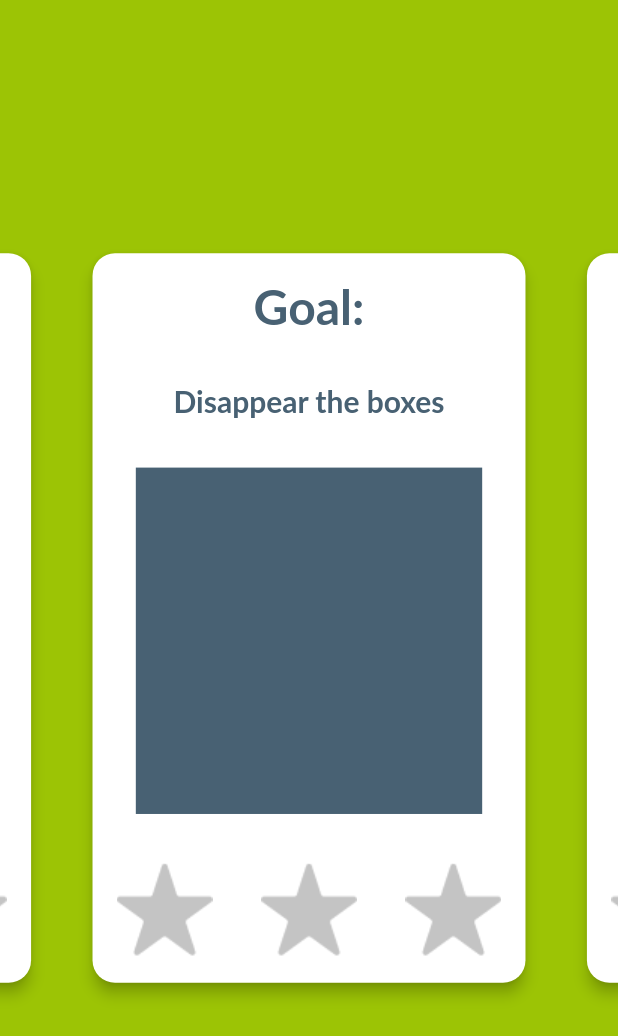
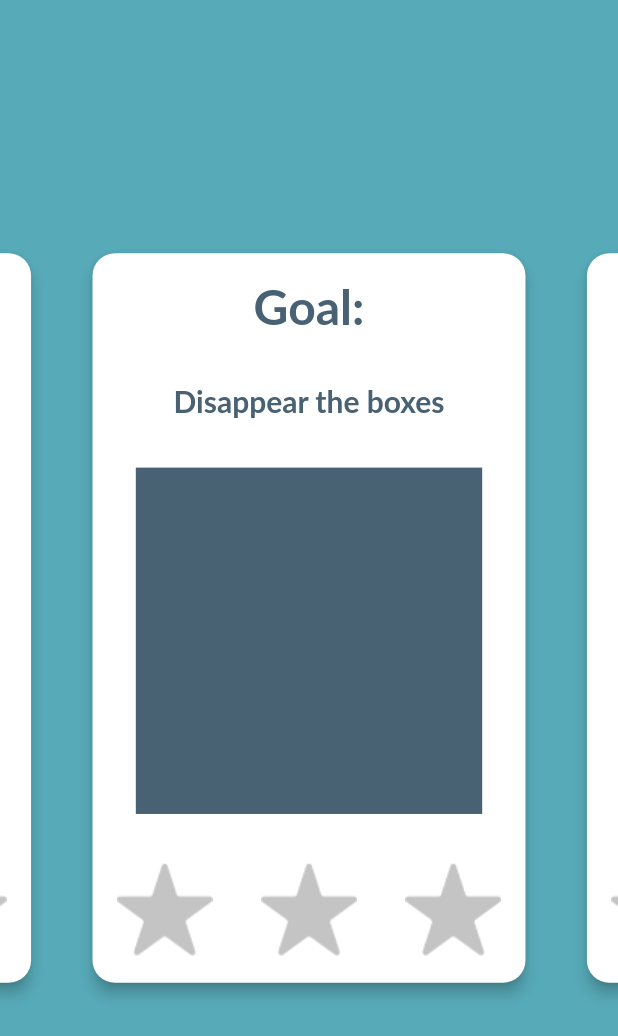
Before and after one commit to AlabasterAxe/color_game, a Flutter app: the WorldMapView screen opened directly, swiped to page 2, on a phone screen of 412 x 824 dp. Shown: the top 1036 px of the screen. Run offline on Flutter 3.47's test engine with Material 2 defaults, Android fonts, the phone set to English and light mode, and no system bars; our stand-ins replace audioplayers, firebase_analytics, firebase_core, google_fonts, google_mobile_ads, shared_preferences and 1 more; accounts and stored records are empty; Roboto replaces fonts that are missing (Lato).

Commit message:
animate the background color

```diff
--- a/lib/views/world-map-view.dart
+++ b/lib/views/world-map-view.dart
@@ -10,12 +10,49 @@ class WorldMapView extends StatefulWidget {
   _WorldMapViewState createState() => _WorldMapViewState();
 }
 
-class _WorldMapViewState extends State<WorldMapView> {
+class _WorldMapViewState extends State<WorldMapView>
+    with SingleTickerProviderStateMixin {
   PageController _pageController = PageController(viewportFraction: .8);
+  late Animation<Color?> backgroundColor;
+
+  @override
+  void initState() {
+    super.initState();
+    AnimationController swipingAnimationController =
+        AnimationController(vsync: this);
+    _pageController.addListener(() {
+      if (_pageController.page != null) {
+        swipingAnimationController.value = _pageController.page! / 3;
+      }
+    });
+
+    backgroundColor = TweenSequence<Color?>(
+      [
+        TweenSequenceItem(
+          weight: 1.0,
+          tween: ColorTween(
+            begin: Colors.orangeAccent,
+            end: Colors.lightBlue,
+          ),
+        ),
+        TweenSequenceItem(
+          weight: 1.0,
+          tween: ColorTween(
+            begin: Colors.lightBlue,
+            end: Colors.green,
+          ),
+        ),
+      ],
+    ).animate(swipingAnimationController);
+  }
+
   @override
   Widget build(BuildContext context) {
+    return AnimatedBuilder(
+        animation: _pageController,
+        builder: (context, snapshot) {
           return Scaffold(
-        backgroundColor: GREEN_COLOR,
+              backgroundColor: backgroundColor.value,
               body: PageView.builder(
                   itemCount: 3,
                   itemBuilder: (context, page) {
@@ -26,12 +63,17 @@ class _WorldMapViewState extends State<WorldMapView> {
                             shape: CARD_SHAPE,
                             elevation: 4,
                             child: Column(
-                          mainAxisAlignment: MainAxisAlignment.spaceAround,
+                                mainAxisAlignment:
+                                    MainAxisAlignment.spaceAround,
                                 children: [
                                   Text("Goal:",
-                                style: Theme.of(context).textTheme.headline2),
+                                      style: Theme.of(context)
+                                          .textTheme
+                                          .headline2),
                                   Text("Disappear the boxes",
-                                style: Theme.of(context).textTheme.bodyText1),
+                                      style: Theme.of(context)
+                                          .textTheme
+                                          .bodyText1),
                                   FractionallySizedBox(
                                     widthFactor: .8,
                                     child: AspectRatio(
@@ -40,8 +82,8 @@ class _WorldMapViewState extends State<WorldMapView> {
                                         onTap: () {
                                           Navigator.pushNamed(context, "/game");
                                         },
-                                  child:
-                                      Container(color: BOARD_BACKGROUND_COLOR),
+                                        child: Container(
+                                            color: BOARD_BACKGROUND_COLOR),
                                       ),
                                     ),
                                   ),
@@ -56,5 +98,6 @@ class _WorldMapViewState extends State<WorldMapView> {
                                 ])));
                   },
                   controller: _pageController));
+        });
   }
 }
```
Lines whose indentation alone changed are shown as unchanged.
